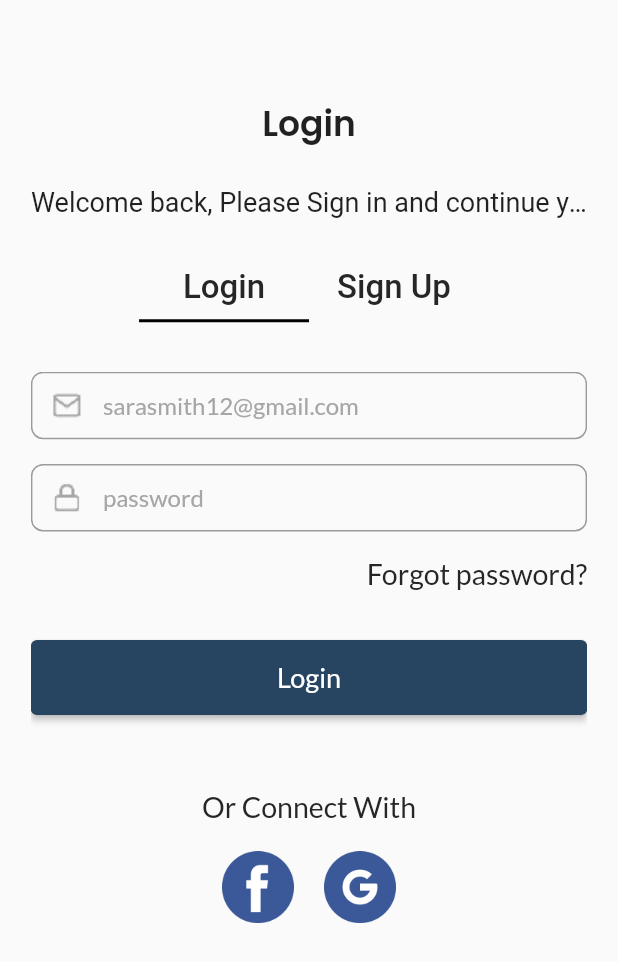
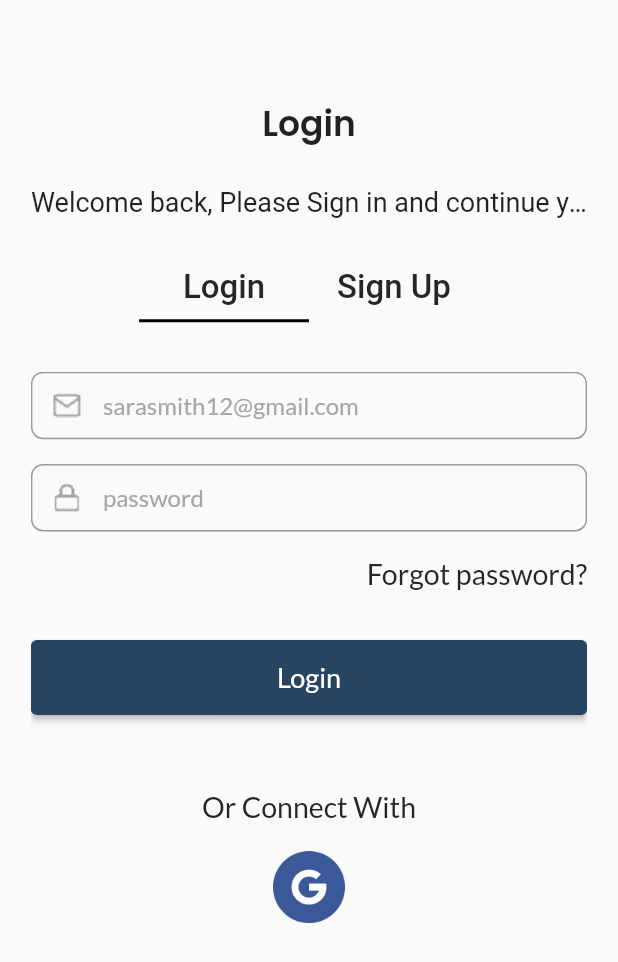
Before and after one commit to vanthuynh/planitect, a Flutter app: the screen it shows after launch, after a tap on "Get Started", on a phone screen of 412 x 824 dp. Shown: the top 962 px of the screen. Run offline on Flutter 3.47's test engine with Material 2 defaults, Android fonts, the light colour scheme and no system bars; our stand-ins replace cloud_firestore, dotted_border, emoji_picker_flutter, firebase_auth, firebase_core, firebase_storage and 5 more; missing offline and left inert: video_thumbnail; accounts and stored records are empty.

Commit message:
change onboarding screen and remove facebook sign in

```diff
--- a/lib/views/auth/login_signup.dart
+++ b/lib/views/auth/login_signup.dart
@@ -287,12 +287,12 @@ class _LoginViewState extends State<LoginView> {
           Row(
             mainAxisAlignment: MainAxisAlignment.center,
             children: [
-              socialAppsIcons(
-                  text: 'assets/fb.png',
-                  onPressed: (){
-                    Get.to(()=> ProfileScreen());
-                  }
-              ),
+              // socialAppsIcons(
+              //     text: 'assets/fb.png',
+              //     onPressed: (){
+              //       Get.to(()=> ProfileScreen());
+              //     }
+              // ),
 
               socialAppsIcons(
                   text: 'assets/google.png',
@@ -396,11 +396,11 @@ class _LoginViewState extends State<LoginView> {
             Row(
               mainAxisAlignment: MainAxisAlignment.center,
               children: [
-                socialAppsIcons(
-                    text: 'assets/fb.png',
-                    onPressed: (){
-                    }
-                ),
+                // socialAppsIcons(
+                //     text: 'assets/fb.png',
+                //     onPressed: (){
+                //     }
+                // ),
 
                 socialAppsIcons(
                     text: 'assets/google.png',
--- a/lib/views/onboarding_screen.dart
+++ b/lib/views/onboarding_screen.dart
@@ -31,19 +31,21 @@ class OnBoardingScreen extends StatelessWidget {
               height: 5,
             ),
 
-            Text("Event Management System",style: TextStyle(fontSize: 16),),
+            // Text("Event Management System",style: TextStyle(fontSize: 16),),
 
             SizedBox(
-              height: 50,
+              height: 100,
             ),
 
             Padding(
-              padding: EdgeInsets.only(left: 15,right: 15),
-              child: Image.asset('assets/onboardIcon.png'),
+              // padding: EdgeInsets.only(left: 15,right: 15),
+              // child: Image.asset('assets/onboardIcon.png'),
+              padding: EdgeInsets.only(left: 150,right: 150),
+              child: Image.asset('assets/plurk.png'),
             ),
 
             SizedBox(
-              height: 50,
+              height: 150,
             ),
 
 
@@ -70,7 +72,7 @@ class OnBoardingScreen extends StatelessWidget {
 
                     Padding(
                       padding: EdgeInsets.only(left: 15,right: 15),
-                      child: Text("The social media platform designed to get you offline",
+                      child: Text("Build great memories!",
                         textAlign: TextAlign.center,
                         style: TextStyle(
                             fontSize: 20,
@@ -82,7 +84,7 @@ class OnBoardingScreen extends StatelessWidget {
 
                     Padding(
                       padding: EdgeInsets.only(left: 15,right: 15),
-                      child: Text("EMS is an app where users can leverage their social network to create, discover, share, and monetize events or services.",
+                      child: Text("Planitect is an app where users can collaborate with friends to gather travel itineraries, plans for party, and more.",
                         textAlign: TextAlign.center,
                         style: TextStyle(
                           fontSize: 16,
```
Also changed, not shown: assets/planitect-icon.png (added), assets/plurk.png (added).
